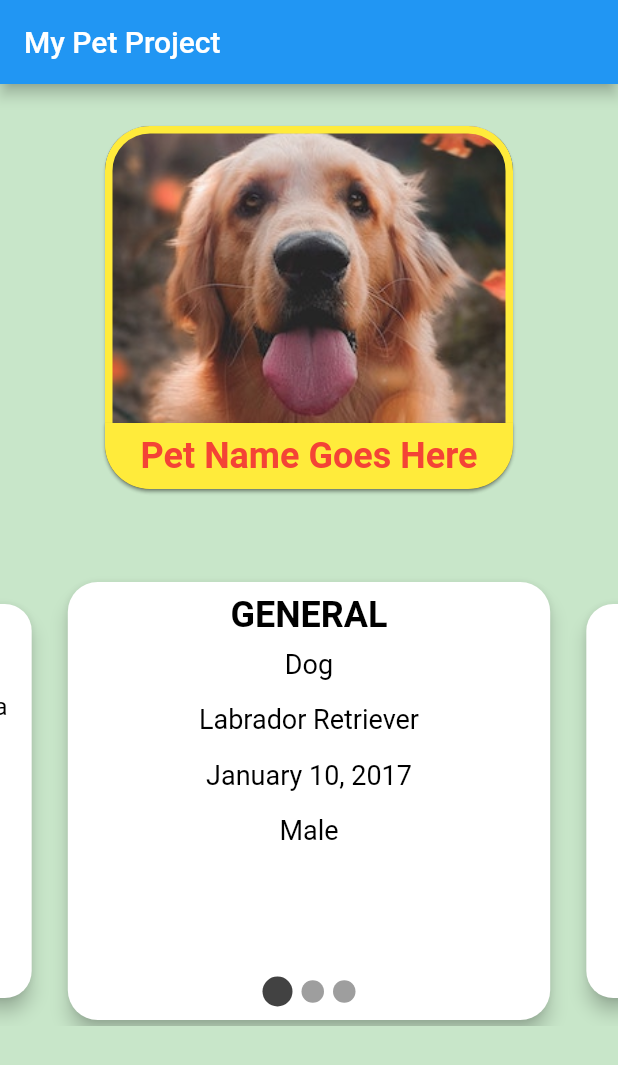
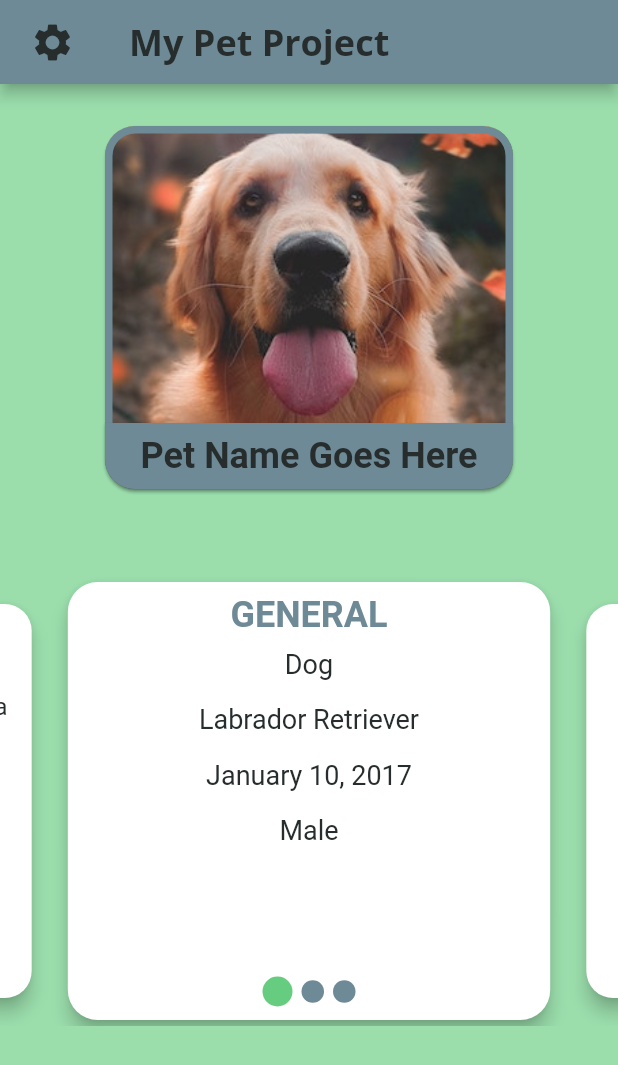
Before and after one commit to carlstep/mypetprojectb, a Flutter app: the screen it shows after launch, on a phone screen of 412 x 824 dp. Shown: the top 1065 px of the screen. Run offline on Flutter 3.47's test engine with Material 2 defaults, Android fonts, the phone set to English and light mode, and no system bars; drawn by our look-alikes of card_swiper; our stand-ins replace google_fonts.

Commit message:
changes to UI, color scheme - added googlefonts

```diff
--- a/lib/components/pet_card.dart
+++ b/lib/components/pet_card.dart
@@ -28,8 +28,8 @@ class PetCard extends StatelessWidget {
                     fit: BoxFit.cover,
                   ),
                   shape: RoundedRectangleBorder(
-                    borderRadius: BorderRadius.circular(30),
-                    side: BorderSide(color: Colors.yellow, width: 5.0),
+                    borderRadius: BorderRadius.circular(20),
+                    side: BorderSide(color: Color(0xFF6d8a96), width: 5.0),
                   ),
                 ),
               ),
@@ -38,7 +38,7 @@ class PetCard extends StatelessWidget {
                 bottom: 0,
                 left: 0,
                 child: Card(
-                  color: Colors.yellow[500],
+                  color: Color(0xFF6d8a96),
                   child: Padding(
                     padding: const EdgeInsets.all(8.0),
                     child: Center(
@@ -49,7 +49,7 @@ class PetCard extends StatelessWidget {
                     ),
                   ),
                   shape: RoundedRectangleBorder(
-                    borderRadius: BorderRadius.only(bottomLeft: Radius.circular(30), bottomRight: Radius.circular(30)),
+                    borderRadius: BorderRadius.only(bottomLeft: Radius.circular(20), bottomRight: Radius.circular(20),),
                     //side: BorderSide(color: Colors.grey, width: 5.0),
                   ),
                 ),
--- a/lib/components/pet_card_info_section.dart
+++ b/lib/components/pet_card_info_section.dart
@@ -26,8 +26,8 @@ class PetCardInfoSection extends StatelessWidget {
             //alignment: Alignment.bottomCenter,
             //margin: EdgeInsets.fromLTRB(0.0, 0.0, 0.0, 10.0),
             builder: DotSwiperPaginationBuilder(
-                color: Colors.grey[500],
-                activeColor: Colors.grey[800],
+                color: Color(0xFF6d8a96),
+                activeColor: Color(0xFF66cc80),
                 size: 15.0,
                 activeSize: 20.0),
           ),
--- a/lib/main.dart
+++ b/lib/main.dart
@@ -2,6 +2,8 @@ import 'package:flutter/material.dart';
 import 'package:card_swiper/card_swiper.dart';
 import 'package:mypetprojectb/components/pet_card_info_section.dart';
 import 'package:mypetprojectb/components/pet_card.dart';
+import 'package:mypetprojectb/utils/constants.dart';
+import 'package:google_fonts/google_fonts.dart';
 
 void main() => runApp(MyPetApp());
 
@@ -17,9 +19,14 @@ class MyPetApp extends StatelessWidget {
     return MaterialApp(
       title: 'My Pet Project',
       home: Scaffold(
-        backgroundColor: Colors.green[100],
+        backgroundColor: Color(0xFF9bdeac),
         appBar: AppBar(
-          title: Text('My Pet Project'),
+          leading: Icon(
+            Icons.settings, size: 30, color: Color(0xFF272d2d),
+          ),
+          leadingWidth: 70,
+          title: Text('My Pet Project', style: GoogleFonts.openSans(textStyle: kPetCardPageTitle,),),
+          backgroundColor: Color(0xFF6d8a96),
         ),
         body: Swiper(
           itemBuilder: (BuildContext context, int index) {
--- a/lib/utils/constants.dart
+++ b/lib/utils/constants.dart
@@ -1,19 +1,26 @@
 import 'package:flutter/material.dart';
+import 'package:google_fonts/google_fonts.dart';
 
 const kPetNameTextStyle = TextStyle(
   fontSize: 24,
-  color: Colors.red,
-  fontWeight: FontWeight.bold,
+  color: Color(0xFF272d2d),
+  fontWeight: FontWeight.w700,
 );
 
 const kPetCardInfoTextStyleHeader = TextStyle(
     fontSize: 24,
-    color: Colors.black,
+    color: Color(0xFF6d8a96),
     fontWeight: FontWeight.bold
 );
 
 const kPetCardInfoTextStyle = TextStyle(
   fontSize: 18,
-  color: Colors.black,
+  color: Color(0xFF272d2d),
   fontWeight: FontWeight.normal
 );
+
+const kPetCardPageTitle = TextStyle(
+    fontSize: 24,
+    color: Color(0xFF272d2d),
+    fontWeight: FontWeight.w700,
+);
--- a/pubspec.yaml
+++ b/pubspec.yaml
@@ -30,6 +30,7 @@ dependencies:
   cupertino_icons: ^1.0.2
   font_awesome_flutter: ^9.1.0
   card_swiper: ^1.0.2
+  google_fonts: ^2.1.0
 
 dev_dependencies:
   flutter_test:
```
Also changed, not shown: pubspec.lock, 2 other files.
